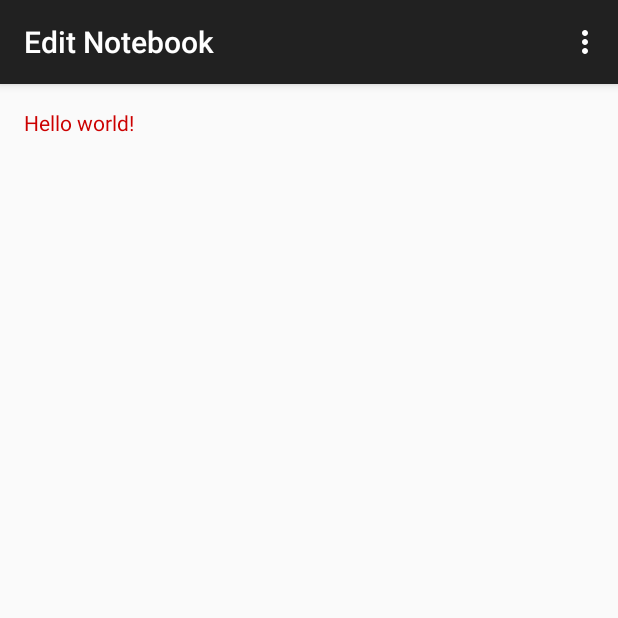
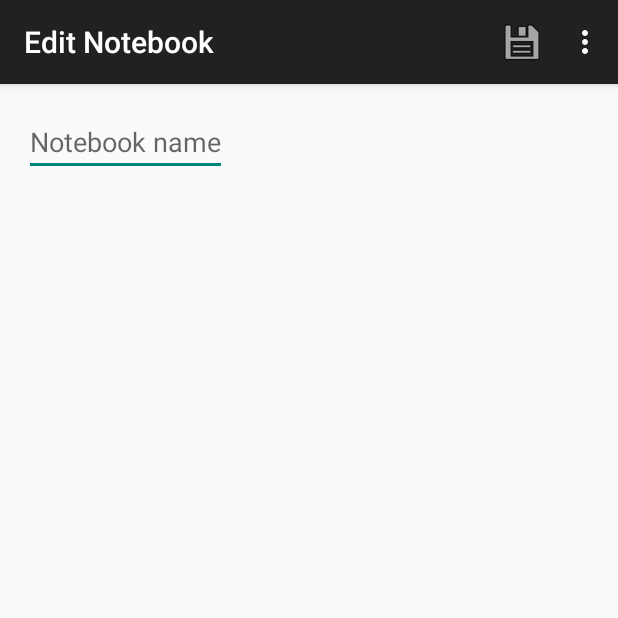
Before and after one commit to a-rodriguez296/AdvancedAndroid, an Android app: the EditNotebookActivity screen opened directly, with no data from a screen before it, on a phone screen of 412 x 824 dp, the top half of it. Run offline under Robolectric (Android 15) with nearby library versions, the phone set to English and light mode, and no system bars; our stand-ins replace ButterKnife.

Commit message:
Creando la funcionalidad de EditNotebook

```diff
--- a/app/src/main/java/arf/com/everpobre/adapter/DataGridAdapter.java
+++ b/app/src/main/java/arf/com/everpobre/adapter/DataGridAdapter.java
@@ -24,14 +24,14 @@ public class DataGridAdapter extends CursorAdapter {
 
 
     private LayoutInflater layoutInflater;
-    private Cursor cursor;
+    private Cursor dataCursor;
 
 
     public DataGridAdapter(Context context, Cursor c) {
         super(context, c);
 
         this.layoutInflater = LayoutInflater.from(context);
-        this.cursor = c;
+        this.dataCursor = c;
 
     }
 
@@ -57,7 +57,7 @@ public class DataGridAdapter extends CursorAdapter {
             view.setTag(holder);
         }
 
-        Notebook notebook = NotebookDAO.notebookFromCursor(cursor);
+        Notebook notebook = NotebookDAO.notebookFromCursor(dataCursor);
         holder.txtTitle.setText(notebook.getName());
 
         return view;
--- a/app/src/main/res/layout/activity_edit_notebook.xml
+++ b/app/src/main/res/layout/activity_edit_notebook.xml
@@ -8,10 +8,11 @@
                 android:paddingBottom="@dimen/activity_vertical_margin"
                 tools:context="arf.com.everpobre.activities.EditNotebookActivity">
 
-    <TextView
-        android:text="@string/hello_world"
+    <EditText
+        android:id="@+id/txt_notebook_name"
         android:layout_width="wrap_content"
         android:layout_height="wrap_content"
-        android:textColor="@android:color/holo_red_dark"/>
+        android:hint="@string/notebook_name_hint"
+        android:textColor="@android:color/black"/>
 
 </RelativeLayout>
--- a/app/src/main/res/menu/menu_edit_notebook.xml
+++ b/app/src/main/res/menu/menu_edit_notebook.xml
@@ -1,9 +1,20 @@
 <menu xmlns:android="http://schemas.android.com/apk/res/android"
-      xmlns:app="http://schemas.android.com/apk/res-auto"
-      xmlns:tools="http://schemas.android.com/tools"
-      tools:context="arf.com.everpobre.activities.EditNotebookActivity">
-    <item android:id="@+id/action_settings"
-          android:title="@string/action_settings"
-          android:orderInCategory="100"
-          app:showAsAction="never"/>
+    xmlns:app="http://schemas.android.com/apk/res-auto"
+    xmlns:tools="http://schemas.android.com/tools"
+    tools:context="arf.com.everpobre.activities.EditNotebookActivity">
+
+
+    <item
+        android:id="@+id/action_save_notebook"
+        android:icon="@android:drawable/ic_menu_save"
+        android:orderInCategory="100"
+        android:title="@string/save"
+        app:showAsAction="always" />
+
+    <item
+        android:id="@+id/action_delete_notebook"
+        android:icon="@android:drawable/ic_menu_delete"
+        android:orderInCategory="100"
+        android:title="@string/delete"
+        app:showAsAction="never" />
 </menu>
--- a/app/src/main/res/values/strings.xml
+++ b/app/src/main/res/values/strings.xml
@@ -14,4 +14,7 @@
 <!-- TODO: Remove or change this placeholder text -->
     <string name="hello_blank_fragment">Hello blank fragment</string>
     <string name="dummy_text">Hola</string>
+    <string name="notebook_name_hint">Notebook name</string>
+    <string name="save">Save</string>
+    <string name="delete">Delete</string>
 </resources>
```
Also changed, not shown: app/src/main/java/arf/com/everpobre/activities/EditNotebookActivity.java (+75 -1 lines), app/src/main/java/arf/com/everpobre/activities/MainActivity.java (+17 -1 lines), app/src/main/java/arf/com/everpobre/fragment/DataGridFragment.java (+15 -0 lines), app/src/main/java/arf/com/everpobre/model/Notebook.java (+38 -1 lines).
